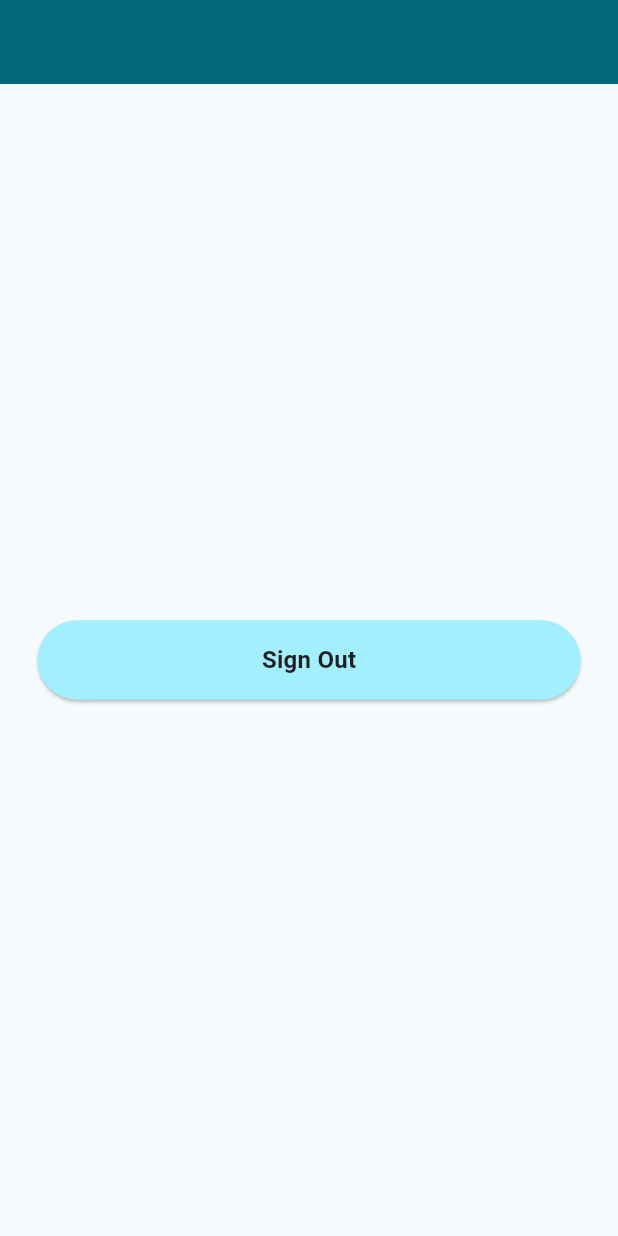
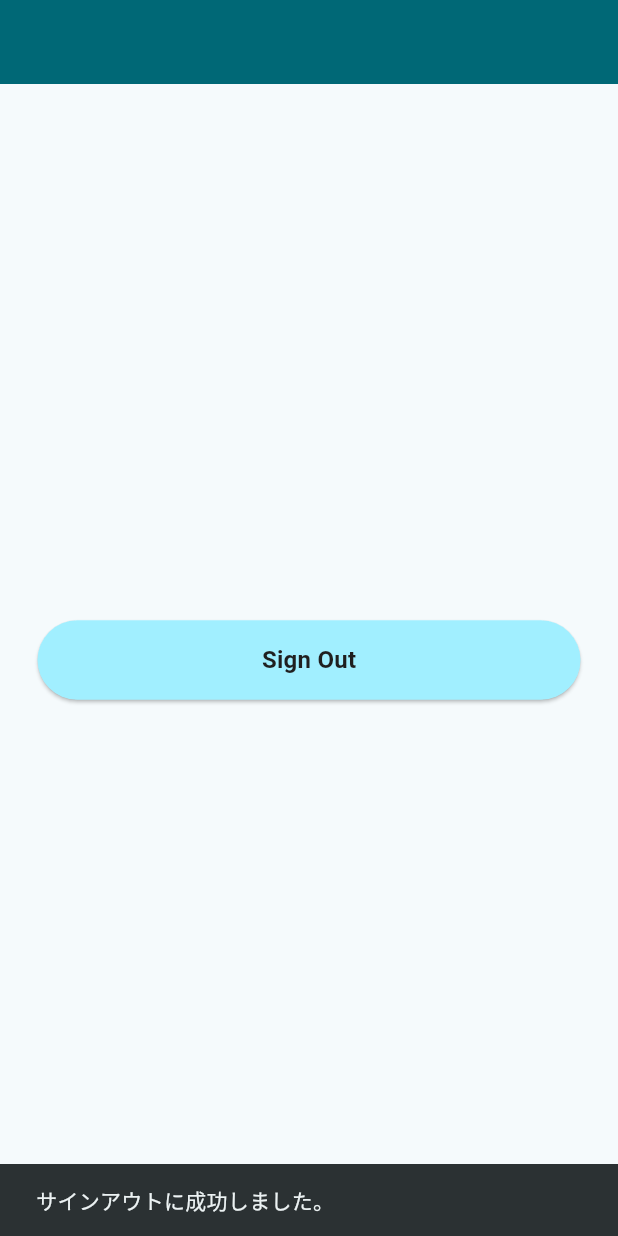
Before and after one commit to HamadaStudy/ez_vocab, a Flutter app: the screen it shows once a user with an empty profile is signed in, after a tap on "Sign Out", on a phone screen of 412 x 824 dp. Run offline on Flutter 3.47's test engine with Material 3 defaults, Android fonts, the light colour scheme and no system bars; our stand-ins replace firebase_auth, firebase_core, flutter_riverpod, freezed_annotation, go_router; accounts and stored records are empty; Roboto replaces fonts that are missing (WorkSans).

Commit message:
認証機能の実装完了 #1

```diff
--- a/lib/presentation/auth/view_models/sign_out_view_model.dart
+++ b/lib/presentation/auth/view_models/sign_out_view_model.dart
@@ -10,17 +10,17 @@ class SignOutViewModel extends AsyncNotifier<void> {
     AsyncValue.data(null);
   }
 
-  Future<bool> signOut() async {
+  Future<Result<void>> signOut() async {
     final authRepository = ref.watch(authRepositoryProvider);
     state = const AsyncValue.loading();
     final result = await authRepository.signOut();
     switch (result) {
       case Ok<void>():
         state = AsyncValue.data(null);
-        return true;
+        return result;
       case Error<void>():
         state = AsyncValue.error(result.error, result.stackTrace);
-        return false;
+        return result;
     }
   }
 }
--- a/lib/presentation/auth/views/widgets/sign_out_button.dart
+++ b/lib/presentation/auth/views/widgets/sign_out_button.dart
@@ -20,14 +20,18 @@ class _SignOutButtonState extends ConsumerState<SignOutButton> {
   Future<void> _handleSignOut() async {
     final signOutViewModel = ref.read(signOutViewModelProvider.notifier);
 
-    final success = await signOutViewModel.signOut();
+    final result = await signOutViewModel.signOut();
+    final String snackBarMessage;
 
     if (!mounted) return;
-
-    if (!success) {
-      ScaffoldMessenger.of(
-        context,
-      ).showSnackBar(const SnackBar(content: Text('サインアウトに失敗しました。')));
+    switch (result) {
+      case Ok<void>():
+        snackBarMessage = 'サインアウトに成功しました。';
+      case Error<void>():
+        snackBarMessage = result.error.message;
     }
+    ScaffoldMessenger.of(
+      context,
+    ).showSnackBar(SnackBar(content: Text(snackBarMessage)));
   }
 }
--- a/lib/utils/app_exception.dart
+++ b/lib/utils/app_exception.dart
@@ -24,6 +24,8 @@ class AppFirebaseAuthException extends AppException {
 
   static String _mapCodeToMessage(String errorCode) {
     return switch (errorCode) {
+      'email-already-in-use' => 'このメールアドレスは既に他のアカウントで使用されています。',
+      'weak-password' => 'パスワードが弱すぎます。より強力なものを使用してください。',
       'invalid-email' => '不正な形式のメールアドレスです。',
       'user-disabled' => 'このユーザーアカウントは停止されています。',
       'user-not-found' => '対応するユーザーが見つかりません。',
```
Also changed, not shown: lib/presentation/auth/views/screens/sign_in_screen.dart (+7 -10 lines), lib/presentation/auth/views/screens/sign_up_screen.dart (+7 -3 lines).
